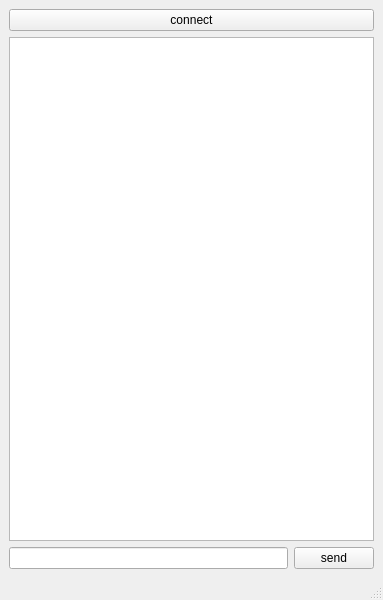
The window that Client/mainwindow.ui (andreyschelkovo/first_try) describes before a commit, drawn with Qt 5.
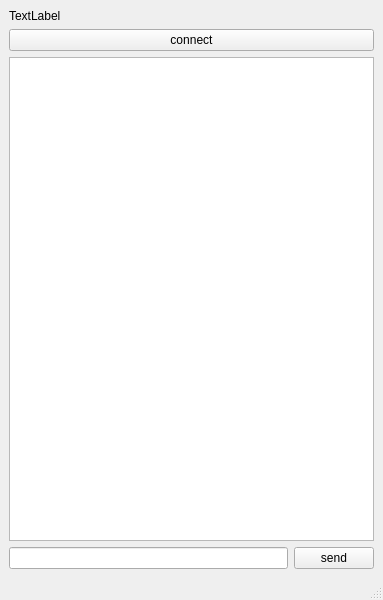
The same window after the commit.

Diff of the .ui file:
```diff
--- a/Client/mainwindow.ui
+++ b/Client/mainwindow.ui
@@ -15,20 +15,27 @@
   </property>
   <widget class="QWidget" name="centralwidget">
    <layout class="QGridLayout" name="gridLayout">
-    <item row="1" column="0" colspan="2">
+    <item row="2" column="0" colspan="2">
      <widget class="QTextBrowser" name="textBrowser"/>
     </item>
-    <item row="2" column="0">
+    <item row="3" column="0">
      <widget class="QLineEdit" name="lineEdit"/>
     </item>
-    <item row="2" column="1">
+    <item row="3" column="1">
      <widget class="QPushButton" name="send_btn">
       <property name="text">
        <string>send</string>
       </property>
      </widget>
     </item>
-    <item row="0" column="0" colspan="2">
+    <item row="0" column="0">
+     <widget class="QLabel" name="label">
+      <property name="text">
+       <string>TextLabel</string>
+      </property>
+     </widget>
+    </item>
+    <item row="1" column="0" colspan="2">
      <widget class="QPushButton" name="connect_btn">
       <property name="text">
        <string>connect</string>
```
